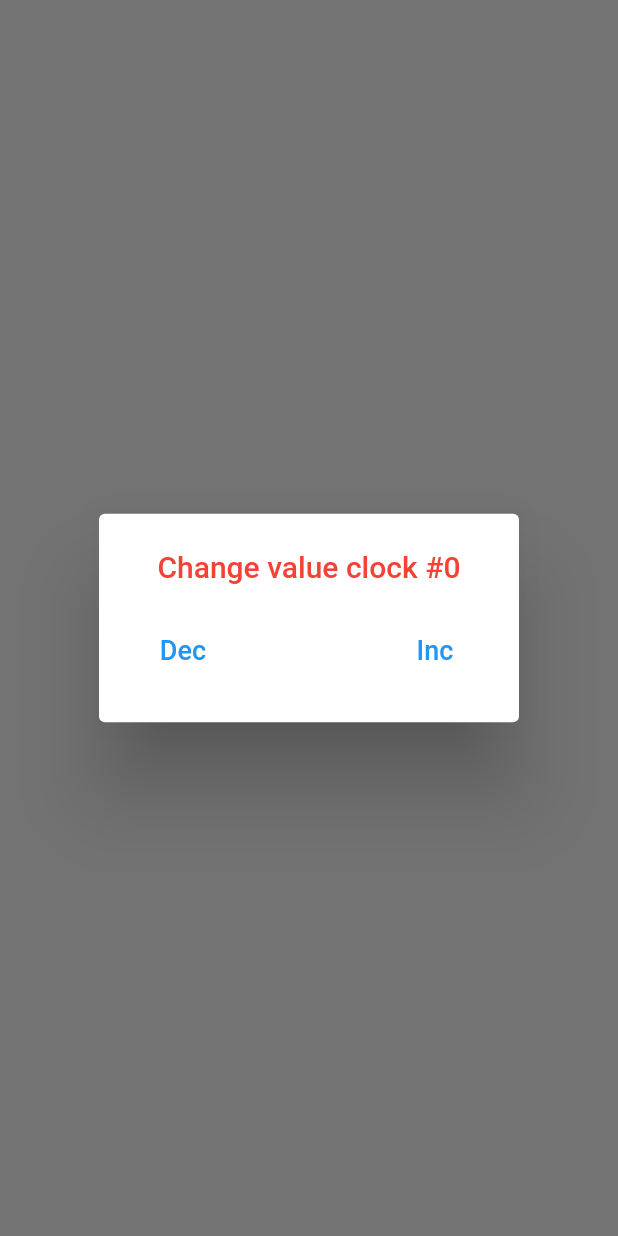
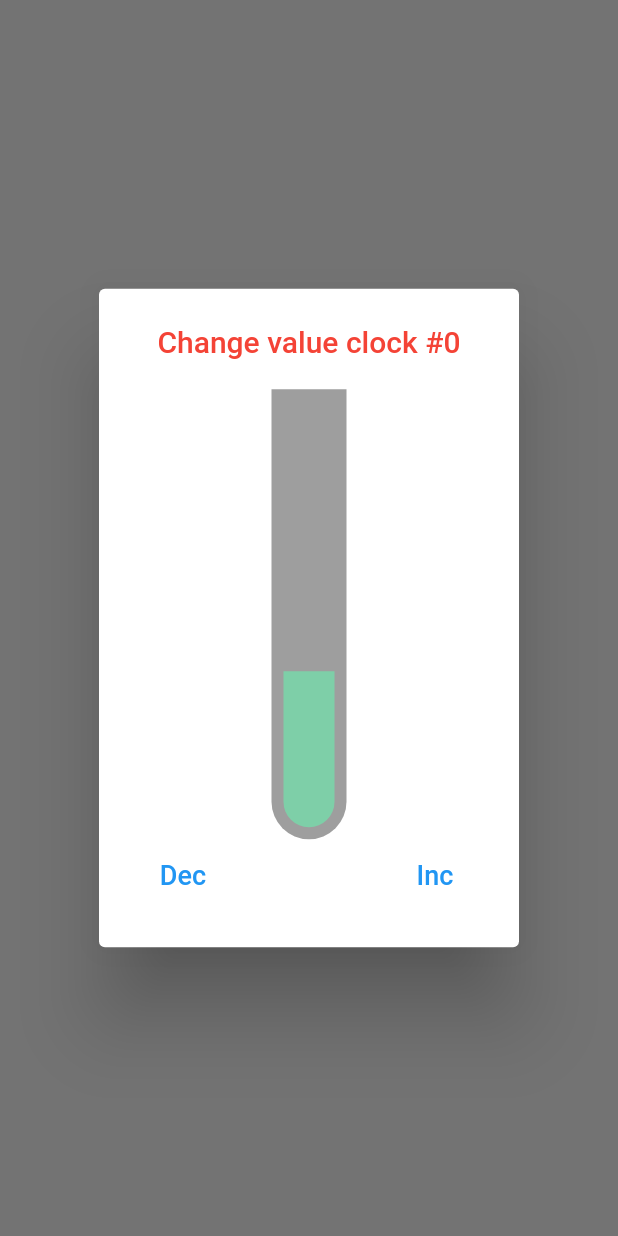
Before and after one commit to DmitriiFomenko/hogwarts_clock, a Flutter app: what showSettingValue() shows on an empty page, opened directly with empty values, on a phone screen of 412 x 824 dp. Run offline on Flutter 3.47's test engine with Material 2 defaults, Android fonts, the phone set to English and light mode, and no system bars; our stand-ins replace bloc, cloud_firestore, firebase_core, flutter_bloc; accounts and stored records are empty.

Commit message:
add cubit in dialog

```diff
--- a/lib/main.dart
+++ b/lib/main.dart
@@ -1,7 +1,7 @@
 import 'package:flutter/material.dart';
 import 'package:hogwarts_clock/repositories/clocks_repositories.dart';
 import 'package:hogwarts_clock/ui/pages/clocks/clocks.dart';
-import 'package:hogwarts_clock/utils/constants/text.dart';
+import 'package:hogwarts_clock/utils/constants/string_text.dart';
 // ignore: depend_on_referenced_packages
 import 'package:firebase_core/firebase_core.dart' show Firebase;
 
--- a/lib/ui/widgets/clocks/dialog_clock.dart
+++ b/lib/ui/widgets/clocks/dialog_clock.dart
@@ -1,4 +1,9 @@
 import 'package:flutter/material.dart';
+import 'package:flutter_bloc/flutter_bloc.dart';
+import 'package:hogwarts_clock/repositories/clocks_repositories.dart';
+import 'package:hogwarts_clock/ui/pages/clocks/cubit/clocks_cubit.dart';
+import 'package:hogwarts_clock/ui/widgets/clocks/clock_button/widgets/flask.dart';
+import 'package:hogwarts_clock/ui/widgets/clocks/clock_button/widgets/substance.dart';
 
 abstract class DialogClock {
   static void showSettingValue({
@@ -6,6 +11,7 @@ abstract class DialogClock {
     required int index,
     required VoidCallback onPressedInc,
     required VoidCallback onPressedDec,
+    required ClocksCubit cubit,
   }) {
     showDialog(
       context: context,
@@ -18,7 +24,24 @@ abstract class DialogClock {
               color: Colors.red,
             ),
           ),
-          content: Row(
+          content: Column(
+            mainAxisSize: MainAxisSize.min,
+            children: [
+              BlocBuilder<ClocksCubit, bool>(
+                bloc: cubit,
+                builder: (context, _) {
+                  return Flask(
+                    height: 300,
+                    width: 50,
+                    substance: Substance(
+                      color: ClocksRepositories.clocks[index].colorSubstance,
+                      fillingDegree: ClocksRepositories.clocks[index].value,
+                      height: 300,
+                    ),
+                  );
+                },
+              ),
+              Row(
                 mainAxisAlignment: MainAxisAlignment.spaceBetween,
                 children: [
                   TextButton(
@@ -41,6 +64,8 @@ abstract class DialogClock {
                   ),
                 ],
               ),
+            ],
+          ),
         );
       },
     );
--- a/lib/ui/widgets/clocks/listview_clocks.dart
+++ b/lib/ui/widgets/clocks/listview_clocks.dart
@@ -35,6 +35,7 @@ class ListViewClocks extends StatelessWidget {
                     onPressedDec: () {
                       context.read<ClocksCubit>().decValue(index: index);
                     },
+                    cubit: context.read<ClocksCubit>(),
                   );
                 },
               ),
```
Also changed, not shown: lib/utils/constants/string_text.dart (renamed from lib/utils/constants/text.dart). Lines whose indentation alone changed are shown as unchanged.
